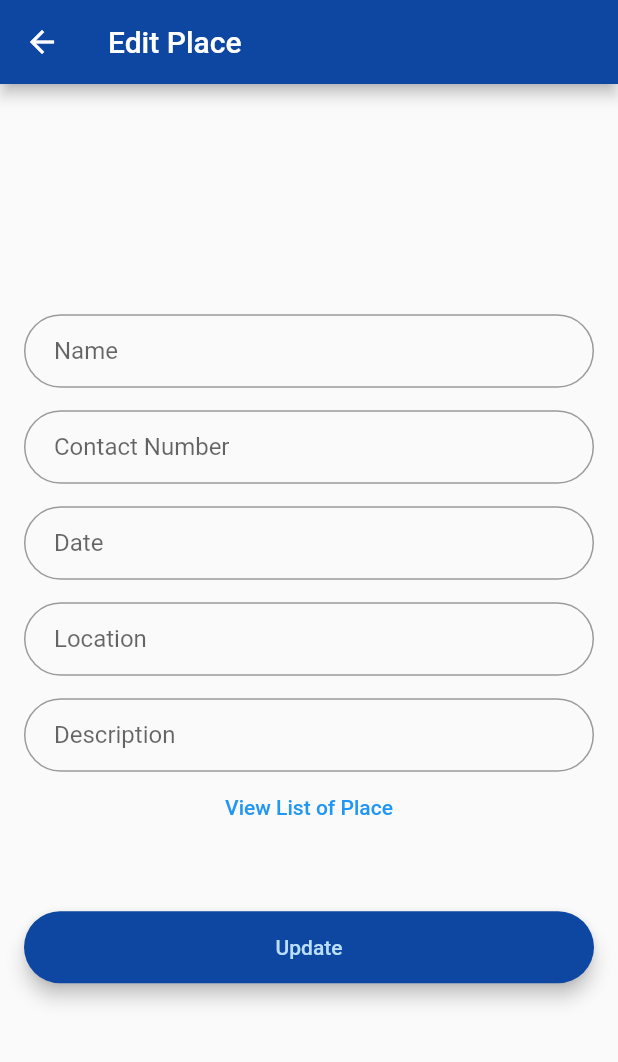
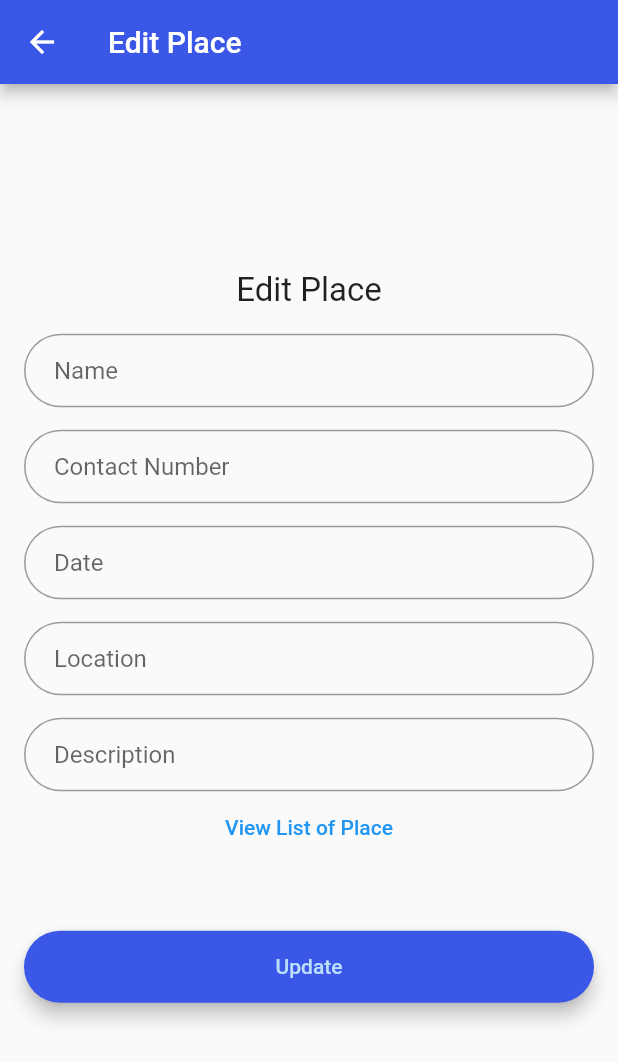
Before and after one commit to NawanjuHiru/UEE---NoHunger_MobileApplication, a Flutter app: the EditPlace screen opened directly, on a phone screen of 412 x 824 dp. Shown: the top 1062 px of the screen. Run offline on Flutter 3.47's test engine with Material 2 defaults, Android fonts, the phone set to English and light mode, and no system bars; our stand-ins replace cloud_firestore, firebase_auth, firebase_core, flutter_rating_bar; missing offline and left inert: cloud_firestore_web, firebase_auth_web, firebase_core_web; accounts and stored records are empty; statements that could not run were skipped.

Commit message:
changed font sizes

```diff
--- a/no_hunger/lib/main.dart
+++ b/no_hunger/lib/main.dart
@@ -21,7 +21,7 @@ class _MyAppState extends State<MyApp> {
     return MaterialApp(
       debugShowCheckedModeBanner: false,
       theme: ThemeData(
-        primaryColor: Colors.blue[900],
+        primaryColor: Color(0xff3a57e8),
       ),
       home: SplashScreen(),
     );
--- a/no_hunger/lib/screens/placeManagement/addPlace.dart
+++ b/no_hunger/lib/screens/placeManagement/addPlace.dart
@@ -191,6 +191,7 @@ class _AddPlace extends State<AddPlace> {
           "Save",
           style: TextStyle(color: Theme.of(context).primaryColorLight),
           textAlign: TextAlign.center,
+
         ),
       ),
     );
--- a/no_hunger/lib/screens/placeManagement/editPlace.dart
+++ b/no_hunger/lib/screens/placeManagement/editPlace.dart
@@ -196,6 +196,17 @@ class _EditPlace extends State<EditPlace> {
       body: Column(
         mainAxisAlignment: MainAxisAlignment.center,
         children: [
+          Container(
+            child: Align(
+              alignment: Alignment.center,
+              child: Text(
+                'Edit Place',
+                style: TextStyle(
+                  fontSize: 22,
+                ),
+              ),
+            ),
+          ),
           Form(
             key: _formKey,
             child: Padding(
--- a/no_hunger/lib/screens/postManagement/postListNew.dart
+++ b/no_hunger/lib/screens/postManagement/postListNew.dart
@@ -1,6 +1,7 @@
 import 'package:firebase_core/firebase_core.dart';
 import 'package:flutter/material.dart';
 import 'package:no_hunger/screens/dashboard/dashboard.dart';
+import 'package:no_hunger/screens/nav%20bar/nav.dart';
 import 'package:no_hunger/screens/postManagement/addPost.dart';
 import 'package:no_hunger/screens/postManagement/viewPost.dart';
 import '../../widgets/FlutterVizBottomNavigationBarModel.dart';
@@ -44,7 +45,7 @@ class _PostList extends State<PostList> {
                               Navigator.push(
                                 context,
                                 MaterialPageRoute(
-                                  builder: (context) => DashboardScreen(),
+                                  builder: (context) => Nav(),
                                 ),
                               );
                             }
```
Also changed, not shown: no_hunger/lib/screens/placeManagement/listplace.dart (+7 -5 lines).
